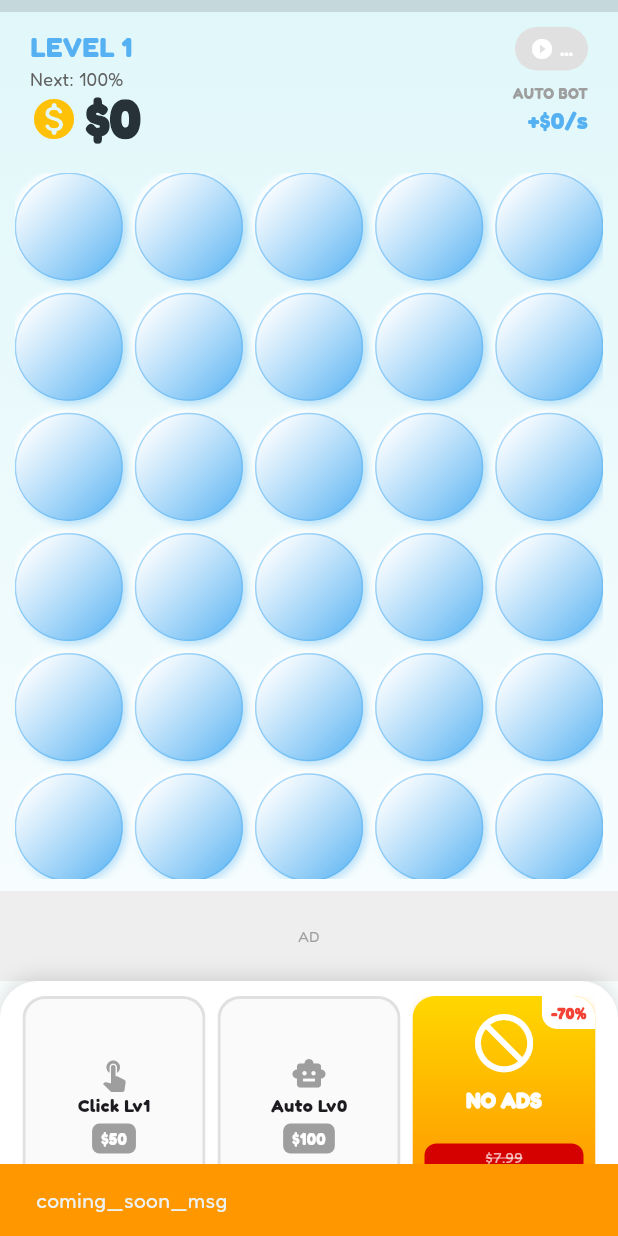
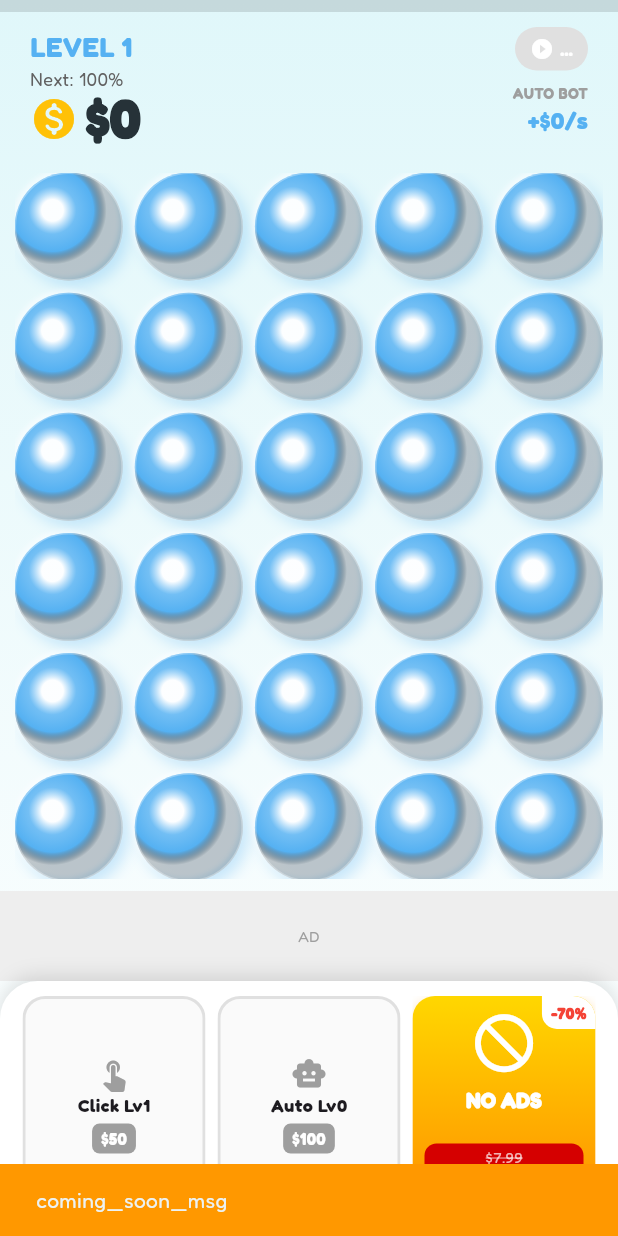
Before and after one commit to felipergalvao/plastico-bolha, a Flutter app: the screen it shows after launch, after a tap on "NO ADS", on a phone screen of 412 x 824 dp. Run offline on Flutter 3.47's test engine with Material 3 defaults, Android fonts, the phone set to English and light mode, and no system bars; our stand-ins replace audioplayers, google_fonts, google_mobile_ads, shared_preferences; network calls fail.

Commit message:
docs: update readme & finalize v1.2.1 game juice
- Docs: Updated README to reflect new Audio Pool and 3D Visuals features.
- Feat: Finalized 'Game Juice' engine implementation in main.dart.
- Style: Replaced asset mentions (VT323) with current implementation (Fredoka).

```diff
--- a/lib/main.dart
+++ b/lib/main.dart
@@ -11,7 +11,7 @@ import 'package:shared_preferences/shared_preferences.dart';
 import 'package:google_mobile_ads/google_mobile_ads.dart';
 import 'package:audioplayers/audioplayers.dart';
 
-// VERSÃO 1.2.0 - GAME JUICE (PARTICLES + ORGANIC SOUND)
+// VERSÃO 1.2.1 - GAME JUICE SUPREMO (POOL AUDIO + 3D BUBBLES + FLOATING TEXT)
 
 void main() {
   WidgetsFlutterBinding.ensureInitialized();
@@ -90,9 +90,11 @@ class _GameScreenState extends State<GameScreen> with WidgetsBindingObserver, Ti
   List<CoinParticle> _coins = [];
   bool _isRaining = false;
   bool _pendingAdTrigger = false;
+  List<FloatingTextModel> _floatingTexts = []; // TEXTO FLUTUANTE
 
-  // --- Audio Engine ---
-  final AudioPlayer _popPlayer = AudioPlayer();
+  // --- Audio Engine (POOL) ---
+  final List<AudioPlayer> _popPool = List.generate(5, (_) => AudioPlayer());
+  int _poolIndex = 0;
   final AudioPlayer _cashPlayer = AudioPlayer();
 
   int _lastFeedbackTime = 0;
@@ -132,8 +134,11 @@ class _GameScreenState extends State<GameScreen> with WidgetsBindingObserver, Ti
   }
 
   void _initAudio() async {
-    await _popPlayer.setPlayerMode(PlayerMode.lowLatency);
-    await _popPlayer.setSource(AssetSource('audio/pop.wav'));
+    // Carrega todos os players do pool
+    for (var player in _popPool) {
+      await player.setPlayerMode(PlayerMode.lowLatency);
+      await player.setSource(AssetSource('audio/pop.wav'));
+    }
 
     await _cashPlayer.setPlayerMode(PlayerMode.lowLatency);
     await _cashPlayer.setSource(AssetSource('audio/cash.wav'));
@@ -147,7 +152,7 @@ class _GameScreenState extends State<GameScreen> with WidgetsBindingObserver, Ti
     _bannerAd?.dispose();
     _interstitialAd?.dispose();
     _rewardedAd?.dispose();
-    _popPlayer.dispose();
+    for (var p in _popPool) p.dispose(); // Limpa o pool
     _cashPlayer.dispose();
     super.dispose();
   }
@@ -229,14 +234,19 @@ class _GameScreenState extends State<GameScreen> with WidgetsBindingObserver, Ti
     }
   }
 
-  void _onPop() {
-    _addMoney(clickValue.toDouble());
+  void _onPop(Offset globalPosition) {
+    double earnings = clickValue.toDouble() * prestigeMultiplier;
+    _addMoney(earnings);
+
+    // VISUAL: Texto Flutuante
+    _spawnFloatingText(globalPosition, "+${formatMoney(earnings)}");
 
     int now = DateTime.now().millisecondsSinceEpoch;
-    if (now - _lastFeedbackTime > 80) {
+    // Intervalo muito curto (40ms) para permitir cliques rápidos
+    if (now - _lastFeedbackTime > 40) {
       _lastFeedbackTime = now;
-      _playPopSoundOrganic(); // Novo som orgânico
-      HapticFeedback.lightImpact(); // Vibração mais "seca" e rápida
+      _playPopSoundOrganic();
+      HapticFeedback.selectionClick(); // Haptics leve e seco
     }
 
     if (_pendingAdTrigger) {
@@ -249,18 +259,31 @@ class _GameScreenState extends State<GameScreen> with WidgetsBindingObserver, Ti
     }
   }
 
-  // --- SOM ORGÂNICO ---
-  // Varia o "Pitch" (velocidade) levemente para cada estouro ser único
+  // --- SOM ORGÂNICO (POOL) ---
   void _playPopSoundOrganic() {
     try {
-      if (_popPlayer.state == PlayerState.playing) {
-         _popPlayer.stop();
-      }
-      // Varia entre 0.9 (mais grave) e 1.2 (mais agudo)
-      double randomPitch = 0.9 + Random().nextDouble() * 0.3;
-      _popPlayer.setPlaybackRate(randomPitch);
-      _popPlayer.resume();
+      final player = _popPool[_poolIndex];
+      // Pitch variável para som orgânico
+      double randomPitch = 0.9 + Random().nextDouble() * 0.4; // 0.9 a 1.3
+      player.setPlaybackRate(randomPitch);
+
+      player.stop();
+      player.resume();
+
+      // Rotaciona o index do pool
+      _poolIndex = (_poolIndex + 1) % _popPool.length;
     } catch (_) {}
+  }
+
+  void _spawnFloatingText(Offset pos, String text) {
+    setState(() {
+      _floatingTexts.add(FloatingTextModel(
+        id: DateTime.now().millisecondsSinceEpoch.toString() + Random().nextInt(100).toString(),
+        position: pos,
+        text: text,
+        color: Colors.greenAccent.shade700 // Cor de dinheiro
+      ));
+    });
   }
 
   void _playCashSound() {
@@ -280,7 +303,7 @@ class _GameScreenState extends State<GameScreen> with WidgetsBindingObserver, Ti
         if (bubbleBox.size.contains(localPos)) {
           if (key.currentState != null && !key.currentState!.isPopped) {
             key.currentState!.pop();
-            _onPop();
+            _onPop(details.position); // Passa a posição global para o texto
           }
           break;
         }
@@ -583,6 +606,17 @@ class _GameScreenState extends State<GameScreen> with WidgetsBindingObserver, Ti
 
           if (_isRaining) Positioned.fill(child: IgnorePointer(child: CustomPaint(painter: CoinRainPainter(_coins)))),
 
+          // CAMADA DE TEXTO FLUTUANTE (VISUAL RICO)
+          ..._floatingTexts.map((ft) => FloatingTextWidget(
+            key: ValueKey(ft.id),
+            model: ft,
+            onAnimationComplete: () {
+              setState(() {
+                _floatingTexts.removeWhere((item) => item.id == ft.id);
+              });
+            },
+          )),
+
           if (_showPrestigeMenu)
             Container(
                 color: Colors.black.withOpacity(0.8),
@@ -741,6 +775,8 @@ class _UpgradeCard extends StatelessWidget {
   }
 }
 
+// --- BOLHA 3D COM EFEITO DE CONFETES E PHYSICS ---
+
 class BubbleWidget extends StatefulWidget {
   final Color activeColor;
   const BubbleWidget({super.key, required this.activeColor});
@@ -751,85 +787,92 @@ class BubbleWidget extends StatefulWidget {
 class BubbleWidgetState extends State<BubbleWidget> with SingleTickerProviderStateMixin {
   bool isPopped = false;
   late AnimationController _controller;
-  // Partículas de "Confete"
-  List<Offset> _particles = [];
+  List<ConfettiParticle> _confetti = [];
 
   @override
   void initState() {
     super.initState();
-    // Animação mais rápida (300ms) para ser responsiva
-    _controller = AnimationController(vsync: this, duration: const Duration(milliseconds: 300));
-    _controller.addListener(() { setState(() {}); });
-
-    // Configura partículas iniciais (invisíveis por enquanto)
-    _generateParticles();
-  }
-
-  void _generateParticles() {
-    _particles = List.generate(6, (index) {
-        // Gera direções aleatórias para as partículas explodirem
-        double angle = (index / 6) * 2 * pi;
-        return Offset(cos(angle), sin(angle));
+    _controller = AnimationController(vsync: this, duration: const Duration(milliseconds: 600));
+    _controller.addListener(() {
+      setState(() {
+        for (var p in _confetti) p.update();
+      });
     });
   }
 
   void pop() {
     if (isPopped) return;
-    setState(() => isPopped = true);
+    setState(() {
+      isPopped = true;
+      _spawnConfetti();
+    });
 
-    // Efeito: Vai para frente (explode) e reseta
     _controller.forward(from: 0.0).then((_) {
-       // Pequeno delay para regenerar a bolha visualmente
-       Future.delayed(Duration(milliseconds: 1500 + Random().nextInt(2000)), () {
-         if (mounted) setState(() { isPopped = false; _generateParticles(); });
+       Future.delayed(Duration(milliseconds: 2000 + Random().nextInt(3000)), () {
+         if (mounted) setState(() { isPopped = false; _confetti.clear(); });
        });
+    });
+  }
+
+  void _spawnConfetti() {
+    Color baseColor = widget.activeColor;
+    List<Color> colors = [baseColor, Colors.white, Colors.amber, baseColor.withOpacity(0.5)];
+
+    _confetti = List.generate(12, (index) {
+       return ConfettiParticle(
+         color: colors[index % colors.length],
+         speed: 3.0 + Random().nextDouble() * 4.0,
+         angle: (index / 12) * 2 * pi,
+       );
     });
   }
 
   @override
   Widget build(BuildContext context) {
-    // Curva "Elástica" para parecer borracha
-    final double animationValue = CurvedAnimation(parent: _controller, curve: Curves.easeOutBack).value;
+    final double scale = isPopped ? 0.90 : 1.0;
 
     return Stack(
       alignment: Alignment.center,
       clipBehavior: Clip.none,
       children: [
-        // A Bolha em si (com escala elástica)
         Transform.scale(
-          scale: isPopped ? (1.0 - (animationValue * 0.3)) : 1.0, // Quando estoura, diminui um pouco
+          scale: scale,
           child: AnimatedContainer(
-            duration: const Duration(milliseconds: 200),
+            duration: const Duration(milliseconds: 150),
             decoration: BoxDecoration(
               shape: BoxShape.circle,
               gradient: isPopped
                 ? null
-                : LinearGradient(
-                    begin: Alignment.topLeft,
-                    end: Alignment.bottomRight,
-                    colors: [Colors.white.withOpacity(0.9), widget.activeColor],
-                    stops: const [0.1, 1.0]
+                : RadialGradient(
+                    center: const Alignment(-0.3, -0.3),
+                    focal: const Alignment(-0.3, -0.3),
+                    focalRadius: 0.1,
+                    colors: [
+                      Colors.white.withOpacity(0.9),
+                      widget.activeColor.withOpacity(0.8),
+                      widget.activeColor.withOpacity(1.0),
+                      Colors.black.withOpacity(0.2),
+                    ],
+                    stops: const [0.0, 0.3, 0.7, 1.0],
                   ),
               color: isPopped ? Colors.grey.withOpacity(0.1) : null,
               boxShadow: isPopped ? [] : [
-                  BoxShadow(color: widget.activeColor.withOpacity(0.4), blurRadius: 4, offset: const Offset(2, 2)),
-                  const BoxShadow(color: Colors.white, blurRadius: 2, offset: Offset(-2, -2)), // Brilho especular (Plástico)
+                  BoxShadow(color: widget.activeColor.withOpacity(0.3), blurRadius: 8, offset: const Offset(4, 4)),
+                  const BoxShadow(color: Colors.white60, blurRadius: 2, offset: Offset(-2, -2)),
               ],
-              border: Border.all(color: isPopped ? Colors.transparent : widget.activeColor.withOpacity(0.5), width: 1)
+              border: Border.all(
+                  color: isPopped ? Colors.transparent : Colors.white.withOpacity(0.3),
+                  width: 1
+              )
             ),
             child: isPopped ? null : Container(decoration: const BoxDecoration(shape: BoxShape.circle)),
           ),
         ),
 
-        // Efeito de Explosão (Partículas)
         if (isPopped && _controller.isAnimating)
           CustomPaint(
-            painter: PopExplosionPainter(
-              progress: animationValue,
-              color: widget.activeColor,
-              particles: _particles
-            ),
-            size: const Size(60, 60),
+            painter: ConfettiPainter(_confetti),
+            size: const Size(100, 100),
           ),
       ],
     );
@@ -838,34 +881,108 @@ class BubbleWidgetState extends State<BubbleWidget> with SingleTickerProviderSta
   void dispose() { _controller.dispose(); super.dispose(); }
 }
 
-// O Pintor de Partículas (Leve e Eficiente)
-class PopExplosionPainter extends CustomPainter {
-  final double progress;
+class ConfettiParticle {
+  double x = 0;
+  double y = 0;
+  double opacity = 1.0;
   final Color color;
-  final List<Offset> particles;
+  double speed;
+  final double angle;
+  double gravity = 0.0;
 
-  PopExplosionPainter({required this.progress, required this.color, required this.particles});
+  ConfettiParticle({required this.color, required this.speed, required this.angle});
+
+  void update() {
+    x += cos(angle) * speed;
+    y += sin(angle) * speed;
+    y += gravity;
+    gravity += 0.5;
+    speed *= 0.9;
+    opacity -= 0.03;
+    if (opacity < 0) opacity = 0;
+  }
+}
+
+class ConfettiPainter extends CustomPainter {
+  final List<ConfettiParticle> particles;
+  ConfettiPainter(this.particles);
 
   @override
   void paint(Canvas canvas, Size size) {
-    final Paint paint = Paint()
-      ..color = color.withOpacity((1.0 - progress).clamp(0.0, 1.0)) // Desaparece no fim
-      ..style = PaintingStyle.fill;
-
-    final double center = size.width / 2;
-    final double explosionRadius = size.width * 0.8 * progress; // Expande conforme animação
-
-    for (var direction in particles) {
-      // Posição da partícula
-      final double dx = center + (direction.dx * explosionRadius);
-      final double dy = center + (direction.dy * explosionRadius);
-
-      // Tamanho da partícula (diminui conforme vai longe)
-      canvas.drawCircle(Offset(dx, dy), 3 * (1.0 - progress), paint);
+    final center = Offset(size.width / 2, size.height / 2);
+    for (var p in particles) {
+      if (p.opacity <= 0) continue;
+      final paint = Paint()..color = p.color.withOpacity(p.opacity)..style = PaintingStyle.fill;
+      canvas.drawCircle(center + Offset(p.x, p.y), 3, paint);
     }
   }
   @override
-  bool shouldRepaint(covariant PopExplosionPainter oldDelegate) => true;
+  bool shouldRepaint(covariant ConfettiPainter oldDelegate) => true;
+}
+
+// --- CLASSES PARA TEXTO FLUTUANTE ---
+
+class FloatingTextModel {
+  final String id;
+  final Offset position;
+  final String text;
+  final Color color;
+  FloatingTextModel({required this.id, required this.position, required this.text, required this.color});
+}
+
+class FloatingTextWidget extends StatefulWidget {
+  final FloatingTextModel model;
+  final VoidCallback onAnimationComplete;
+  const FloatingTextWidget({super.key, required this.model, required this.onAnimationComplete});
+
+  @override
+  State<FloatingTextWidget> createState() => _FloatingTextWidgetState();
+}
+
+class _FloatingTextWidgetState extends State<FloatingTextWidget> with SingleTickerProviderStateMixin {
+  late AnimationController _controller;
+  late Animation<double> _opacity;
+  late Animation<Offset> _offset;
+
+  @override
+  void initState() {
+    super.initState();
+    _controller = AnimationController(vsync: this, duration: const Duration(milliseconds: 800));
+    _opacity = Tween<double>(begin: 1.0, end: 0.0).animate(CurvedAnimation(parent: _controller, curve: const Interval(0.5, 1.0)));
+    _offset = Tween<Offset>(begin: Offset.zero, end: const Offset(0, -100)).animate(CurvedAnimation(parent: _controller, curve: Curves.easeOut));
+    _controller.forward().then((_) => widget.onAnimationComplete());
+  }
+
+  @override
+  Widget build(BuildContext context) {
+    return Positioned(
+      left: widget.model.position.dx - 20,
+      top: widget.model.position.dy - 40,
+      child: AnimatedBuilder(
+        animation: _controller,
+        builder: (context, child) {
+          return Transform.translate(
+            offset: _offset.value,
+            child: Opacity(
+              opacity: _opacity.value,
+              child: Text(
+                widget.model.text,
+                style: TextStyle(
+                  fontSize: 24,
+                  fontWeight: FontWeight.w900,
+                  color: widget.model.color,
+                  shadows: const [Shadow(blurRadius: 2, color: Colors.black26, offset: Offset(1, 1))]
+                ),
+              ),
+            ),
+          );
+        },
+      ),
+    );
+  }
+
+  @override
+  void dispose() { _controller.dispose(); super.dispose(); }
 }
 
 class CoinParticle { double x = Random().nextDouble() * 400; double y = -50 - Random().nextDouble() * 200; double speed = 5 + Random().nextDouble() * 10; double rotation = Random().nextDouble() * 2 * pi; }
--- a/pubspec.yaml
+++ b/pubspec.yaml
@@ -1,7 +1,7 @@
 name: PlasticoBolha
 description: "A new Flutter project."
 publish_to: 'none'
-version: 1.2.0
+version: 1.2.1
 
 environment:
   sdk: '>=3.0.0 <4.0.0'
```
Also changed, not shown: 1 other file.
